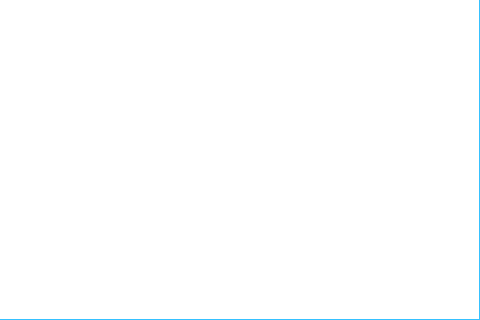
The window that mainwindow.ui (MyEternalMoon/QT_AirlineReservationSystem) describes before a commit, drawn with Qt 5; both pictures show x 420 to 900 and y 330 to 650 of the 900 by 650 pixel window.
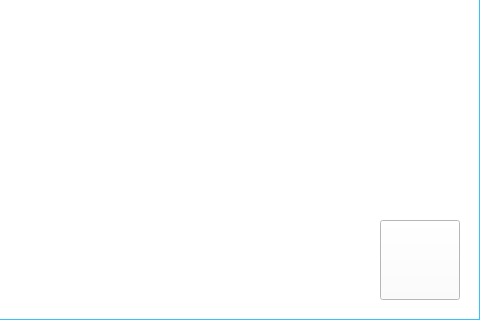
The same window after the commit. Icons and pictures are not drawn.

Commit message:
1.现在airlineWidget会显示日期，并且所有元素都可以修改了 2.试图加入splash 3.为createARow添加了默认参数，这样可以作为槽函数生成一个空的widget，当管理员创建新航班信息时，可以创建空列，并且这个空列按下保 存键后会对应mainwindow的另一个槽函数，在数据库插入新记录。 4.mode1已经有功能了，可以显示订单信息。
待完成：
1.orderwidget的删除订单，查看航班功能
2.新建航班信息的检查，与数据库插入
3.简单的搜索功能（指定搜索范围）
估计一周内之后就完结撒花！！！！

What changed in the file:
```diff
--- a/mainwindow.ui
+++ b/mainwindow.ui
@@ -241,6 +241,28 @@
       <enum>Qt::ElideMiddle</enum>
      </property>
     </widget>
+    <widget class="QPushButton" name="addNewAirlineButton">
+     <property name="geometry">
+      <rect>
+       <x>800</x>
+       <y>475</y>
+       <width>80</width>
+       <height>80</height>
+      </rect>
+     </property>
+     <property name="cursor">
+      <cursorShape>PointingHandCursor</cursorShape>
+     </property>
+     <property name="styleSheet">
+      <string notr="true">QPushButton#addNewAirlineButton{border-image: url(:/img_normal/add.png);}
+
+QPushButton#addNewAirlineButton:hover{border-image: url(:/img_normal/add_hover.png);}
+</string>
+     </property>
+     <property name="text">
+      <string/>
+     </property>
+    </widget>
    </widget>
    <widget class="QLabel" name="userInfoLabel">
     <property name="geometry">
```
The commit also changes 14 other files.
